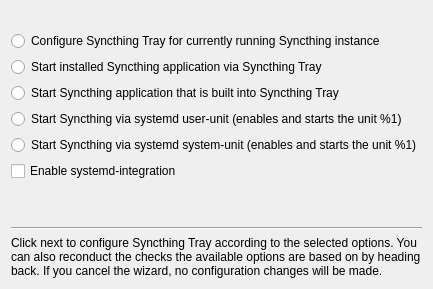
Martchus/syncthingtray, file widgets/settings/mainconfigwizardpage.ui: the form before one commit.
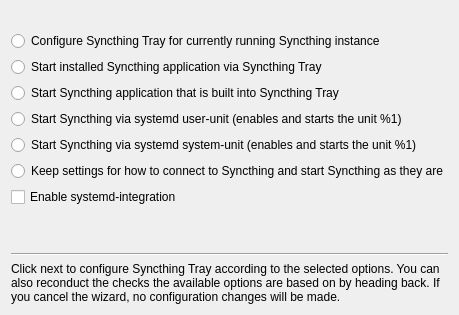
The form after the commit. Icons and pictures are not drawn.

Commit message: Allow to keep connection/launcher config as-is in wizard

Diff of the .ui file:
```diff
--- a/widgets/settings/mainconfigwizardpage.ui
+++ b/widgets/settings/mainconfigwizardpage.ui
@@ -52,6 +52,13 @@
      </property>
     </widget>
    </item>
+   <item>
+    <widget class="QRadioButton" name="cfgNoneRadioButton">
+     <property name="text">
+      <string>Keep settings for how to connect to Syncthing and start Syncthing as they are</string>
+     </property>
+    </widget>
+   </item>
    <item>
     <widget class="QCheckBox" name="enableSystemdIntegrationCheckBox">
      <property name="text">
```
The commit also changes 3 other files.
